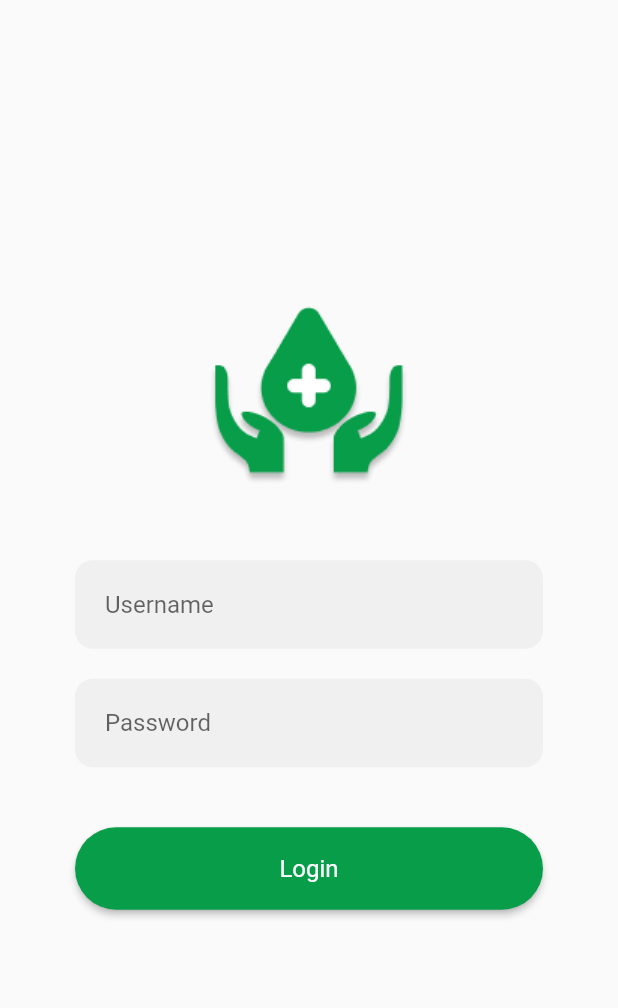
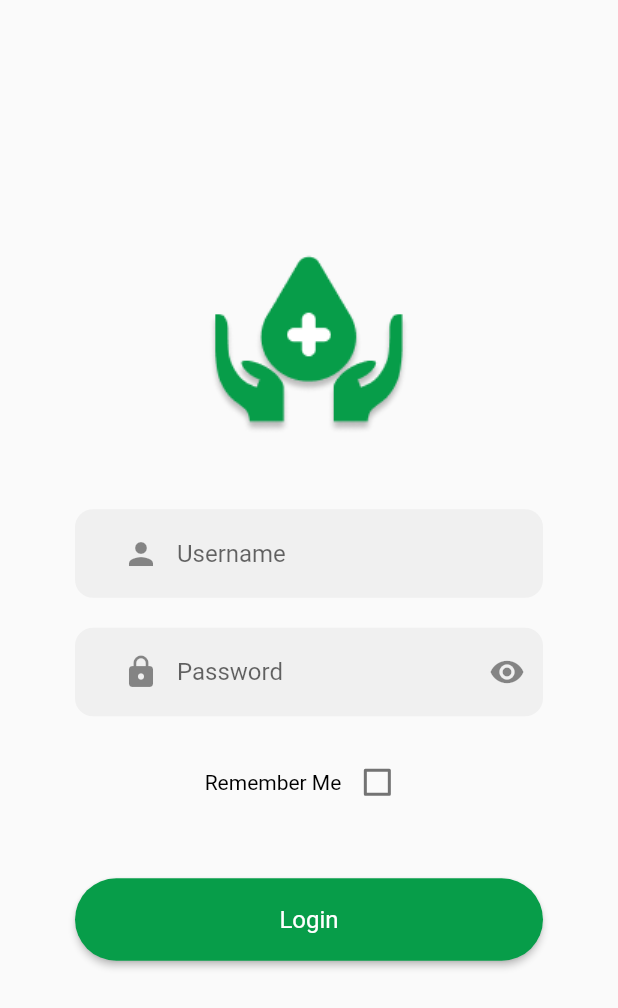
Before and after one commit to Lientrinh472/healthcare_flutterapp, a Flutter app: the screen it shows after launch, on a phone screen of 412 x 824 dp. Shown: the top 1008 px of the screen. Run offline on Flutter 3.47's test engine with Material 2 defaults, Android fonts, the phone set to English and light mode, and no system bars; our stand-ins replace bloc, equatable, flutter_bloc, hive, hive_flutter; missing offline and left inert: dart:html; accounts and stored records are empty.

```diff
--- a/lib/login_page.dart
+++ b/lib/login_page.dart
@@ -1,6 +1,9 @@
 // ignore_for_file: prefer_const_constructors
 
 import 'package:flutter/material.dart';
+import 'package:hive/hive.dart';
+import 'package:hive_flutter/hive_flutter.dart';
+
 
 class LoginPage extends StatefulWidget {
   const LoginPage({super.key});
@@ -10,6 +13,33 @@ class LoginPage extends StatefulWidget {
 }
 
 class _LoginPageState extends State<LoginPage> {
+  bool isChecked = false;
+
+  //   late Box box1;
+  // @override
+  // void initState() {
+  //   // TODO: implement initState
+  //   super.initState();
+  //   createOpenBox();
+  // }
+  // void createOpenBox()async{
+  //   box1 = await Hive.openBox('logindata');
+  //   getdata();
+  // }
+  // void getdata()async{
+  //   if(box1.get('email')!=null){
+  //     email.text = box1.get('email');
+  //     isChecked = true;
+  //     setState(() {
+  //     });
+  //   }
+  //   if(box1.get('pass')!=null){
+  //     pass.text = box1.get('pass');
+  //     isChecked = true;
+  //     setState(() {
+  //     });
+  //   }
+  // }
   @override
   Widget build(BuildContext context) {
     return Scaffold(
@@ -39,6 +69,13 @@ class _LoginPageState extends State<LoginPage> {
                     padding: const EdgeInsets.only(left: 20),
                     child: TextField(
                       decoration: InputDecoration(
+                        prefixIcon: Align(
+                          widthFactor: 1.0,
+                          heightFactor: 1.0,
+                          child: Icon(
+                            Icons.person,
+                          ),
+                        ),
                         contentPadding: EdgeInsets.symmetric(vertical: 20),
                         border: InputBorder.none,
                         hintText: 'Username',
@@ -60,6 +97,20 @@ class _LoginPageState extends State<LoginPage> {
                     child: TextField(
                       obscureText: true,
                       decoration: InputDecoration(
+                        suffixIcon: Align(
+                          widthFactor: 1.0,
+                          heightFactor: 1.0,
+                          child: Icon(
+                            Icons.remove_red_eye,
+                          ),
+                        ),
+                        prefixIcon: Align(
+                          widthFactor: 1.0,
+                          heightFactor: 1.0,
+                          child: Icon(
+                            Icons.lock,
+                          ),
+                        ),
                         contentPadding: EdgeInsets.symmetric(vertical: 20),
                         border: InputBorder.none,
                         hintText: 'Password',
@@ -69,6 +120,24 @@ class _LoginPageState extends State<LoginPage> {
             ),
             SizedBox(height: 20),
 
+            Row(
+              mainAxisAlignment: MainAxisAlignment.center,
+              children: [
+                Text(
+                  "Remember Me",
+                  style: TextStyle(color: Colors.black),
+                ),
+                Checkbox(
+                  value: isChecked,
+                  onChanged: (value) {
+                    isChecked = value!;
+                    setState(() {});
+                  },
+                ),
+              ],
+            ),
+
+            SizedBox(height: 20),
             Padding(
               padding: const EdgeInsets.symmetric(horizontal: 30),
               child: Container(
@@ -84,7 +153,8 @@ class _LoginPageState extends State<LoginPage> {
                     ),
                   ),
                   child: Text('Login'),
-                  onPressed: (() {}),
+                  onPressed: (() {
+                  }),
                 ),
               ),
             ),
@@ -93,4 +163,10 @@ class _LoginPageState extends State<LoginPage> {
       ),
     );
   }
+  // void login(){
+  //   if(isChecked){
+  //     box1.put('email', email.value.text);
+  //     box1.put('pass', pass.value.text);
+  //   }
+  // }
 }
```
Also changed, not shown: lib/authentication.dart (added, +21 -0 lines), lib/authentication_bloc.dart (added, +43 -0 lines), lib/authentication_event.dart (added, +25 -0 lines), lib/home_page.dart (added, +27 -0 lines), lib/login_bloc.dart (added, +46 -0 lines), lib/login_event.dart (added, +22 -0 lines), lib/login_state.dart (added, +25 -0 lines), lib/splash_page.dart (added, +12 -0 lines), lib/user_repository.dart (added, +29 -0 lines), pubspec.yaml (+7 -1 lines), lib/login_form.dart (added), lib/login_webpage.dart (added), pubspec.lock, 9 other files.
